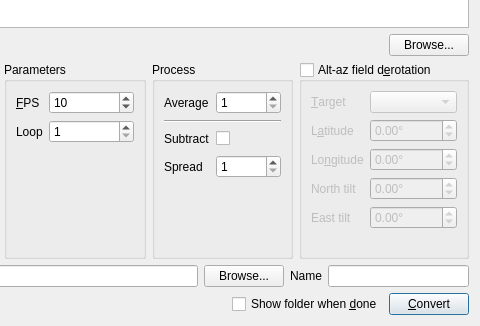
Qt form mainframe.ui (EthanChappel/HQ-Animate) before a commit; both pictures show x 170 to 650 and y 374 to 700 of the 650 by 700 pixel window.
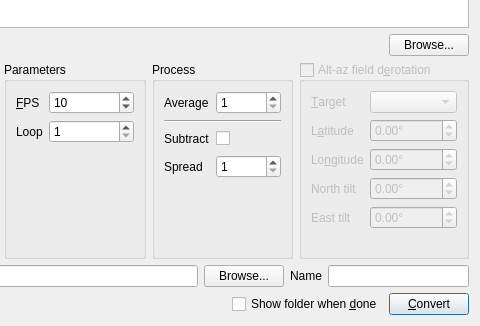
The same form after that commit.

Commit message: Fix logic for enabling field derotation groupbox.

```diff
--- a/mainframe.ui
+++ b/mainframe.ui
@@ -1030,6 +1030,9 @@
      </item>
      <item>
       <widget class="QGroupBox" name="derotation_group">
+       <property name="enabled">
+        <bool>false</bool>
+       </property>
        <property name="sizePolicy">
         <sizepolicy hsizetype="Expanding" vsizetype="Minimum">
          <horstretch>0</horstretch>
```
The commit also changes 2 other files.
